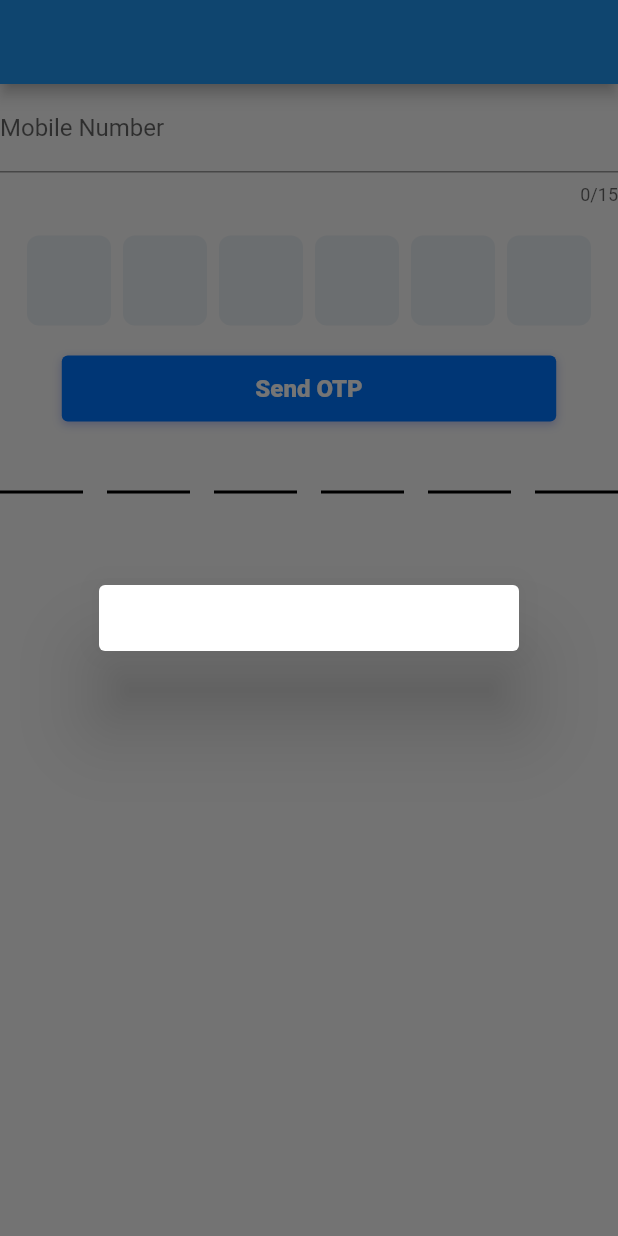
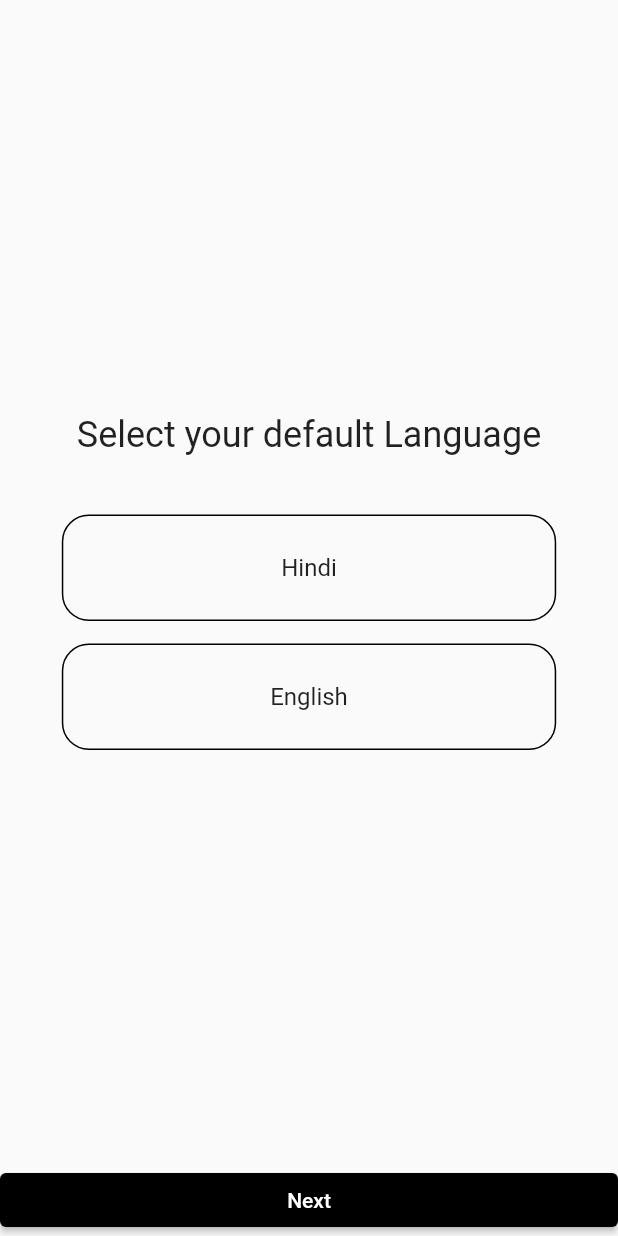
Before and after one commit to Ankitbhi/dfs_flutter_application, a Flutter app: the screen it shows after launch, on a phone screen of 412 x 824 dp. Run offline on Flutter 3.47's test engine with Material 2 defaults, Android fonts, the phone set to English and light mode, and no system bars; drawn by our look-alikes of pinput, sms_autofill; our stand-ins replace firebase_auth, firebase_core; missing offline and left inert: mobile_number, telephony; accounts and stored records are empty.

Commit message:
login static screens

```diff
--- a/lib/auth_checker.dart
+++ b/lib/auth_checker.dart
@@ -1,4 +1,4 @@
-import 'package:dfs_flutter_application/src/features/authentication/presentation/pages/login_page.dart';
+import 'package:dfs_flutter_application/src/features/authentication/presentation/pages/select_language_screen.dart';
 import 'package:flutter/material.dart';
 
 class AuthChecker extends StatelessWidget {
@@ -28,7 +28,7 @@ class AuthChecker extends StatelessWidget {
           // if (userProvider.user?.isLoggedIn == true) {
           //   return HomePage();
           // } else {
-          return const LoginPage();
+          return const SelectLanguage();
         }
         // }
       },
--- a/lib/core/constants/app_color.dart
+++ b/lib/core/constants/app_color.dart
@@ -8,4 +8,5 @@ class AppColors {
   static const Color greyColor2 = Color(0xFF828282);
   static const Color inputTextColor = Color(0xFF5E6368);
   static const Color inputLabelColor = Color(0xFF384048);
+  static const Color blackButton = Color(0xFF384048);
 }
--- a/lib/main.dart
+++ b/lib/main.dart
@@ -1,6 +1,7 @@
 import 'package:dfs_flutter_application/core/theme/app_theme.dart';
 import 'package:dfs_flutter_application/routes/routes.dart';
 import 'package:dfs_flutter_application/src/features/authentication/presentation/provider/login_provider.dart';
+import 'package:dfs_flutter_application/src/features/authentication/presentation/provider/start_screen_provider.dart';
 import 'package:firebase_core/firebase_core.dart';
 import 'package:flutter/material.dart';
 import 'package:provider/provider.dart';
@@ -17,7 +18,10 @@ class MyApp extends StatelessWidget {
   @override
   Widget build(BuildContext context) {
     return MultiProvider(
-      providers: [ChangeNotifierProvider(create: (_) => LoginProvider())],
+      providers: [
+        ChangeNotifierProvider(create: (_) => LoginProvider()),
+        ChangeNotifierProvider(create: (_) => StartScreenProvider()),
+      ],
       child: MaterialApp(
         title: 'Flutter Login Example',
         theme: appTheme,
--- a/lib/routes/routes.dart
+++ b/lib/routes/routes.dart
@@ -1,5 +1,8 @@
 import 'package:dfs_flutter_application/auth_checker.dart';
 import 'package:dfs_flutter_application/src/features/authentication/presentation/pages/login_page.dart';
+import 'package:dfs_flutter_application/src/features/authentication/presentation/pages/select_language_screen.dart';
+import 'package:dfs_flutter_application/src/features/authentication/presentation/pages/select_profile_screen.dart';
+import 'package:dfs_flutter_application/src/features/authentication/presentation/pages/signin_page.dart';
 import 'package:dfs_flutter_application/src/pages/home_page.dart';
 import 'package:flutter/material.dart';
 
@@ -12,6 +15,12 @@ class AppRoutes {
         return MaterialPageRoute(builder: (_) => const AuthChecker());
       case '/login':
         return MaterialPageRoute(builder: (_) => const LoginPage());
+      case '/appLanguage':
+        return MaterialPageRoute(builder: (_) => const SelectLanguage());
+      case '/selectProfile':
+        return MaterialPageRoute(builder: (_) => const SelectProfileScreen());
+      case '/signinPage':
+        return MaterialPageRoute(builder: (_) => const SignInPage());
       case '/home':
         return MaterialPageRoute(builder: (_) => const HomePage());
       default:
--- /dev/null
+++ b/lib/src/features/authentication/presentation/pages/select_language_screen.dart
@@ -0,0 +1,37 @@
+import 'package:dfs_flutter_application/src/features/authentication/presentation/provider/start_screen_provider.dart';
+import 'package:dfs_flutter_application/src/features/authentication/presentation/widgets/select_button.dart';
+import 'package:flutter/material.dart';
+import 'package:provider/provider.dart';
+
+class SelectLanguage extends StatefulWidget {
+  const SelectLanguage({super.key});
+
+  @override
+  State<SelectLanguage> createState() => _SelectLanguageState();
+}
+
+class _SelectLanguageState extends State<SelectLanguage> {
+  @override
+  Widget build(BuildContext context) {
+    final startScreenProvider = Provider.of<StartScreenProvider>(context);
+    return Scaffold(
+      body: SafeArea(
+        child: SelectButton(
+          title: startScreenProvider.title,
+          button: startScreenProvider.languageList,
+          onClick: () {},
+        ),
+      ),
+      bottomNavigationBar: ElevatedButton(
+        onPressed: () {
+          Navigator.pushNamed(context, '/selectProfile');
+        },
+        style: ButtonStyle(
+          backgroundColor: MaterialStateProperty.all<Color>(Colors.black),
+          foregroundColor: MaterialStateProperty.all<Color>(Colors.white),
+        ),
+        child: const Text('Next'),
+      ),
+    );
+  }
+}
--- /dev/null
+++ b/lib/src/features/authentication/presentation/provider/start_screen_provider.dart
@@ -0,0 +1,10 @@
+import 'package:flutter/foundation.dart';
+import 'package:flutter/material.dart';
+
+class StartScreenProvider extends ChangeNotifier {
+  String title = 'Select your default Language';
+  String selectProfileTitle = 'Select your Profile';
+
+  List<String> languageList = ['Hindi', 'English'];
+  List<String> selectProfile = ['Farmer', 'Agent'];
+}
--- /dev/null
+++ b/lib/src/features/authentication/presentation/widgets/select_button.dart
@@ -0,0 +1,62 @@
+import 'package:flutter/material.dart';
+
+class SelectButton extends StatefulWidget {
+  const SelectButton({
+    super.key,
+    required this.title,
+    required this.button,
+    required this.onClick,
+  });
+  final String title;
+  final List<String> button;
+  final Function onClick;
+  @override
+  State<SelectButton> createState() => _SelectButtonState();
+}
+
+class _SelectButtonState extends State<SelectButton> {
+  @override
+  Widget build(BuildContext context) {
+    return SizedBox(
+      height: MediaQuery.of(context).size.height,
+      width: MediaQuery.of(context).size.width,
+      child: Center(
+        child: Column(
+            mainAxisAlignment: MainAxisAlignment.center,
+            crossAxisAlignment: CrossAxisAlignment.center,
+            children: [
+              Text(
+                widget.title,
+                style: const TextStyle(fontSize: 24),
+                textAlign: TextAlign.center,
+                overflow: TextOverflow.clip,
+                maxLines: 2,
+              ),
+              const SizedBox(height: 24),
+              ...widget.button.map((e) {
+                return Padding(
+                  padding: const EdgeInsets.only(top: 15.0),
+                  child: GestureDetector(
+                    child: Container(
+                        height: 71,
+                        width: MediaQuery.of(context).size.width * .8,
+                        decoration: BoxDecoration(
+                          border: Border.all(
+                            color: Colors.black,
+                          ),
+                          borderRadius:
+                              const BorderRadius.all(Radius.circular(18)),
+                        ),
+                        child: Center(
+                            child: Text(
+                          e,
+                          style: const TextStyle(fontSize: 16),
+                        ))),
+                  ),
+                );
+              }),
+            ]),
+      ),
+    );
+  }
+}
--- a/lib/src/widgets/custom_text_form_field.dart
+++ b/lib/src/widgets/custom_text_form_field.dart
@@ -168,7 +168,7 @@ class _CustomInputState extends State<CustomInput> {
                     mainAxisSize: MainAxisSize.min,
                     children: [
                       Text(
-                        widget.label!,
+                        widget.label ?? '',
                         style: const TextStyle(
                             color: AppColors.inputLabelColor,
                             fontSize: 14,
```
Also changed, not shown: lib/src/features/authentication/presentation/pages/select_profile_screen.dart (added, +38 -0 lines), lib/src/features/authentication/presentation/pages/signin_page.dart (added, +84 -0 lines), lib/src/features/authentication/presentation/pages/signup_page.dart (added, +15 -0 lines), lib/src/widgets/common_text_button.dart (+6 -5 lines).
